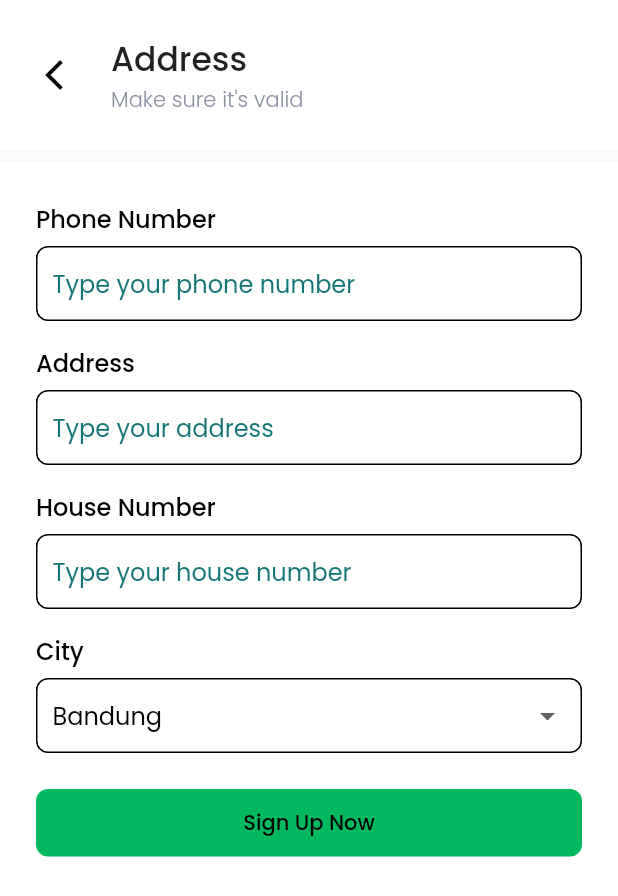
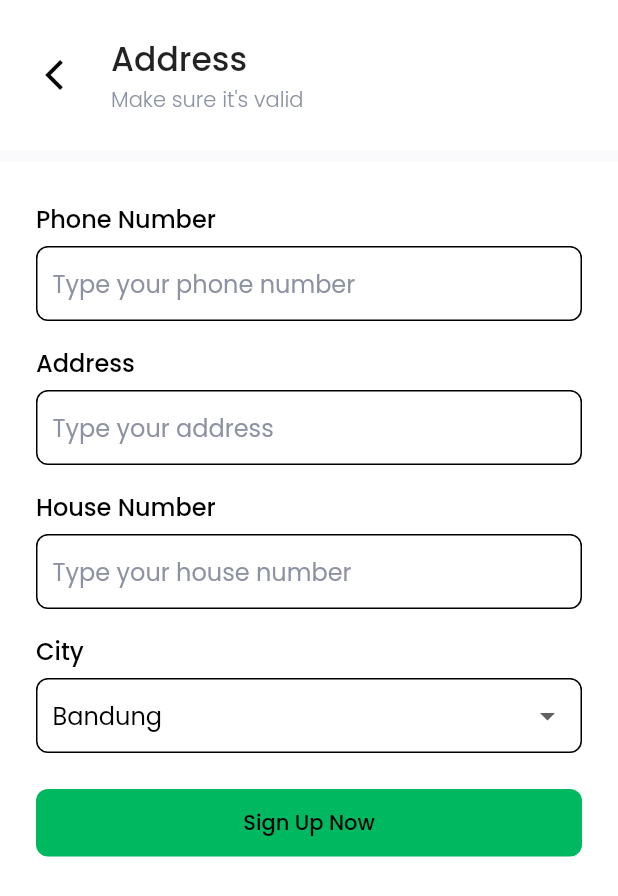
Before and after one commit to abdurahmanilyas/My_plant001, a Flutter app: the AddressPage widget shown alone on an empty page, opened directly, on a phone screen of 412 x 824 dp. Shown: the top 896 px of the screen. Run offline on Flutter 3.47's test engine with Material 2 defaults, Android fonts, the phone set to English and light mode, and no system bars; our stand-ins replace equatable, flutter_spinkit, get, google_fonts, material_design_icons_flutter, supercharged; network calls fail.

Commit message:
initial commit

```diff
--- a/lib/main.dart
+++ b/lib/main.dart
@@ -3,7 +3,7 @@ import 'package:get/get_navigation/src/root/get_material_app.dart';
 import 'package:my_plant1/ui/pages/pages.dart';
 
 void main() {
-  runApp(const MyApp());
+  runApp(MyApp());
 }
 
 class MyApp extends StatelessWidget {
@@ -14,7 +14,7 @@ class MyApp extends StatelessWidget {
   Widget build(BuildContext context) {
     return GetMaterialApp(
       debugShowCheckedModeBanner: false,
-      home: MainPage(),
+      home: SignInPage(),
     );
   }
 }
--- a/lib/shared/theme.dart
+++ b/lib/shared/theme.dart
@@ -1,7 +1,8 @@
 part of 'shared.dart';
 
 Color mainColor = "00B860".toColor();
-Color greyColor = "137576".toColor();
+Color greyColor = "8D92A3".toColor();
+Color greenBlueColor = "137576".toColor();
 
 TextStyle greyFontStyle = GoogleFonts.poppins().copyWith(color: greyColor);
 TextStyle blackFontStyle1 = GoogleFonts.poppins()
--- a/lib/ui/pages/address_page.dart
+++ b/lib/ui/pages/address_page.dart
@@ -6,12 +6,22 @@ class AddressPage extends StatefulWidget {
 }
 
 class _AddressPageState extends State<AddressPage> {
+  TextEditingController phoneController = TextEditingController();
+  TextEditingController addressController = TextEditingController();
+  TextEditingController houseNumController = TextEditingController();
+  bool isLoading = false;
+  late List<String> cities;
+  late String selectedCity;
+
+  @override
+  void initState() {
+    super.initState();
+    cities = ['Bandung', 'Jakarta', 'Surabaya'];
+    selectedCity = cities[0];
+  }
+
   @override
   Widget build(BuildContext context) {
-    TextEditingController phoneController = TextEditingController();
-    TextEditingController addressController = TextEditingController();
-    TextEditingController houseNumController = TextEditingController();
-
     return GeneralPage(
       title: 'Address',
       subtitle: "Make sure it's valid",
@@ -105,26 +115,22 @@ class _AddressPageState extends State<AddressPage> {
                 borderRadius: BorderRadius.circular(8),
                 border: Border.all(color: Colors.black)),
             child: DropdownButton(
+                value: selectedCity,
                 isExpanded: true,
                 underline: SizedBox(),
-                items: [
-                  DropdownMenuItem(
-                      child: Text(
-                    'Bandung',
-                    style: blackFontStyle3,
-                  )),
-                  DropdownMenuItem(
-                      child: Text(
-                    'Jakarta',
-                    style: blackFontStyle3,
-                  )),
-                  DropdownMenuItem(
-                      child: Text(
-                    'Surabaya',
-                    style: blackFontStyle3,
-                  ))
-                ],
-                onChanged: (item) {}),
+                items: cities
+                    .map((e) => DropdownMenuItem(
+                    value: e,
+                    child: Text(
+                      e,
+                      style: blackFontStyle3,
+                    )))
+                    .toList(),
+                onChanged: (item) {
+                  setState(() {
+                    selectedCity = item!;
+                  });
+                }),
           ),
           Container(
             width: double.infinity,
--- a/lib/ui/pages/pages.dart
+++ b/lib/ui/pages/pages.dart
@@ -9,7 +9,7 @@ import 'package:my_plant1/shared/shared.dart';
 import 'package:my_plant1/ui/widgets/widgets.dart';
 import 'package:supercharged/supercharged.dart';
 import 'package:cupertino_icons/cupertino_icons.dart';
-import 'package:flutter/src/material/dropdown.dart';
+import 'dart:async';
 
 import '../../models/models.dart';
 
@@ -29,3 +29,4 @@ part 'success_order_page.dart';
 part 'success_sign_up_page.dart';
 part 'order_history_page.dart';
 part 'profile_page.dart';
+part 'splash_screen.dart';
--- a/lib/ui/pages/sign_in_page.dart
+++ b/lib/ui/pages/sign_in_page.dart
@@ -114,7 +114,7 @@ class _SignInPageState extends State<SignInPage> {
                       shape: RoundedRectangleBorder(
                         borderRadius: BorderRadius.circular(8),
                       ),
-                      primary: greyColor,
+                      primary: greenBlueColor,
                     ),
                     child: Text(
                       'Create New Account',
--- a/pubspec.yaml
+++ b/pubspec.yaml
@@ -39,6 +39,9 @@ dependencies:
   intl: ^0.18.1
   material_design_icons_flutter: ^6.0.7096
   supercharged: ^2.1.1
+  http: ^0.13.6
+  image_picker: ^0.8.7+5
+  url_launcher: ^6.1.11
 
 dev_dependencies:
   flutter_lints: ^2.0.0
```
Also changed, not shown: lib/models/plant.dart (+24 -24 lines), lib/ui/pages/splash_screen.dart (added, +31 -0 lines), lib/ui/pages/illustration_page.dart (indentation only), pubspec.lock, 5 other files.
